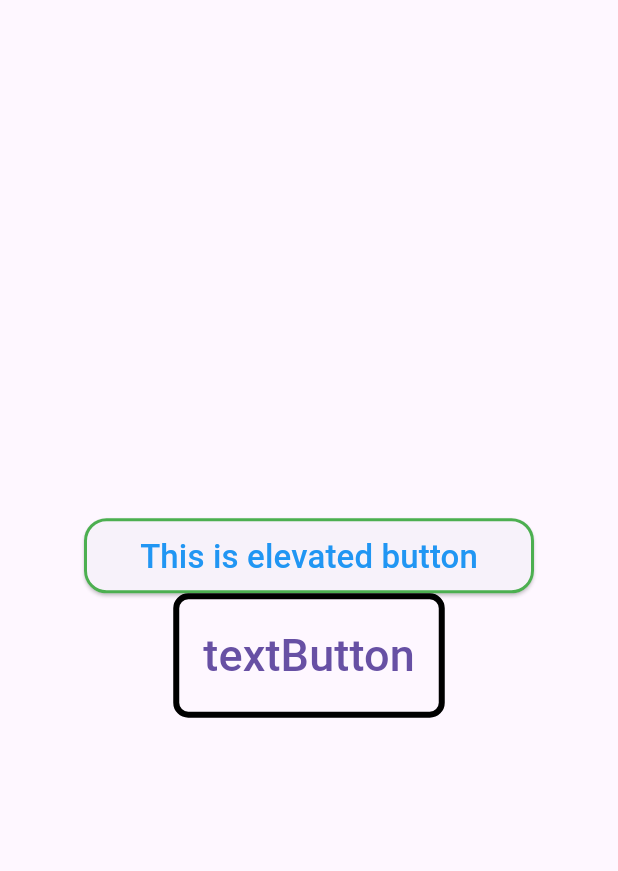
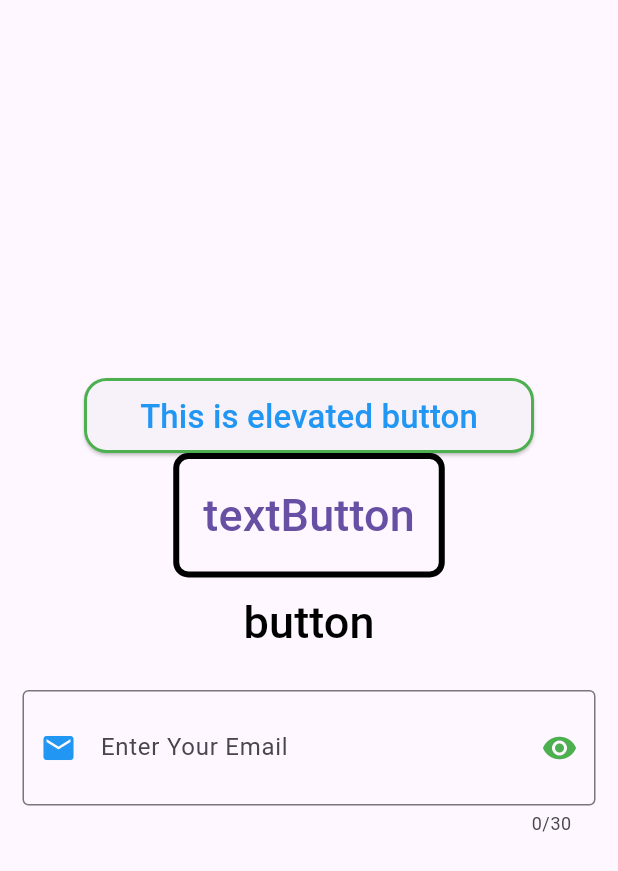
Before and after one commit to parentroots/all_flutter_learning_demo, a Flutter app: the screen it shows after launch, on a phone screen of 412 x 824 dp. Shown: the top 871 px of the screen. Run offline on Flutter 3.47's test engine with Material 3 defaults, Android fonts, the phone set to English and light mode, and no system bars.

Commit message:
commited first

```diff
--- a/lib/main.dart
+++ b/lib/main.dart
@@ -77,7 +77,64 @@ class Home extends StatelessWidget{
                 ),
                 child: Text("textButton",style: TextStyle(
               fontSize: 30,
-            ),))
+            ),)),
+
+
+            GestureDetector(
+
+              onLongPress: (){
+                print("pressed");
+              },
+              child: Column(
+                mainAxisAlignment: MainAxisAlignment.center,
+                children: [
+                  TextButton(onPressed: (){}, child: Text("button",
+                  style: TextStyle(
+                    color: Colors.black,
+                    fontSize: 30
+
+                  ),
+                  ),
+                    style: TextButton.styleFrom(
+                      fixedSize: Size(200, 60),
+                    ),
+
+                  )
+
+
+                ],
+
+              ),
+
+
+            ),
+
+
+
+            Padding(
+                padding: EdgeInsets.all(15),
+              child:  TextField(
+               maxLength: 30,
+                style:TextStyle(
+                  color: Colors.black,
+                  fontSize:30,
+                ),
+                decoration: InputDecoration(
+                  labelText: "Enter Your Email",
+                    border: OutlineInputBorder(
+                        borderSide: BorderSide(width: 4,color: Colors.black)
+                    ),
+                    prefixIcon: Icon(Icons.mail),
+                    suffixIcon: Icon(Icons.remove_red_eye),
+                    suffixIconColor: Colors.green,
+                    prefixIconColor: Colors.blue,
+                    focusedBorder: OutlineInputBorder(
+                      borderSide: BorderSide(width: 4,color: Colors.blue),
+
+                    )
+                ),
+              ),
+            )
 
 
 
@@ -87,7 +144,6 @@ class Home extends StatelessWidget{
 
         ),
 
-
       ),
 
 
```
